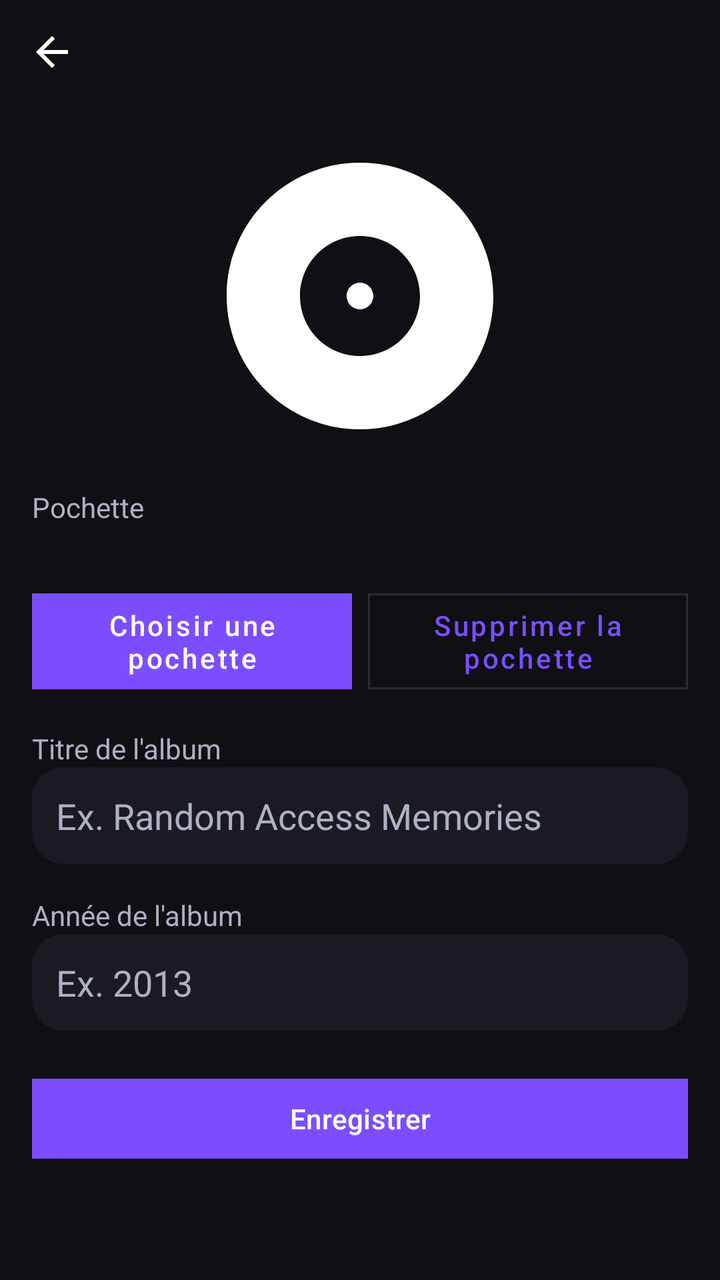
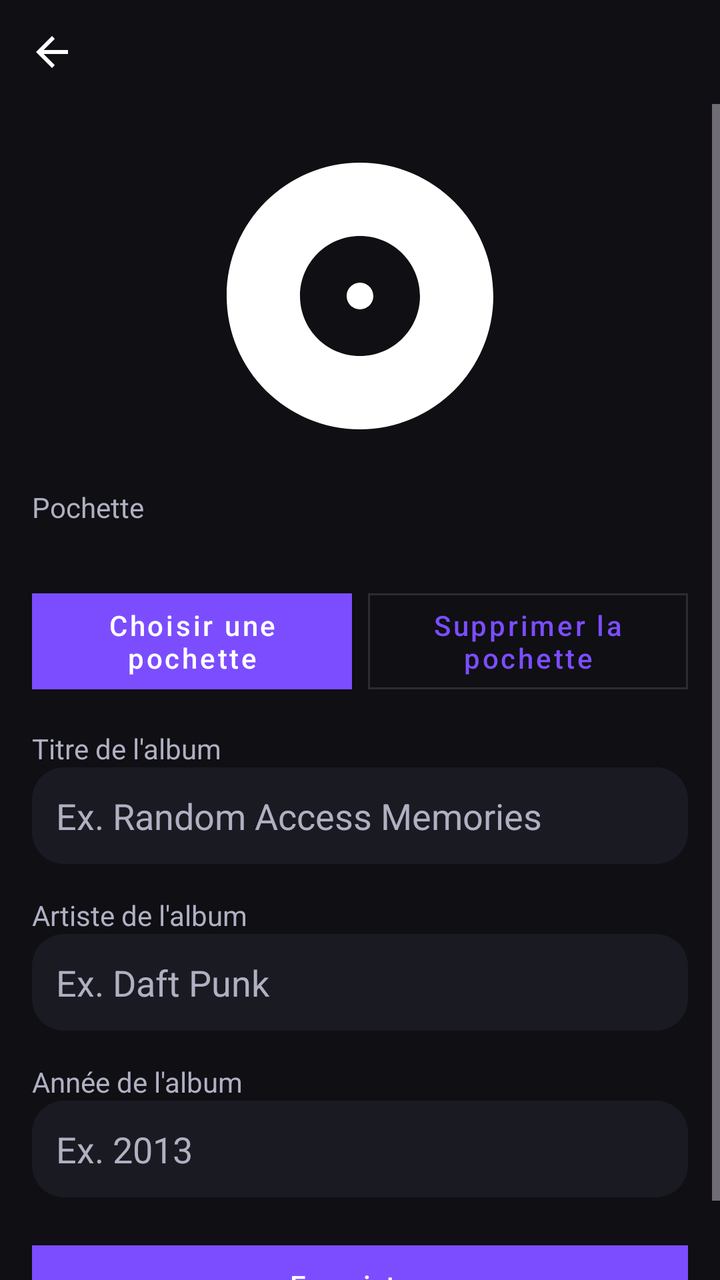

An Android layout rendered at two revisions. The XML below is the earlier revision; the diff shows what the commit changed to produce the second picture.
<!-- AndroidManifest.xml: application theme Theme.Melodie -->
<!-- res/layout/fragment_album_edit.xml -->
<?xml version="1.0" encoding="utf-8"?>
<LinearLayout xmlns:android="http://schemas.android.com/apk/res/android"
    xmlns:app="http://schemas.android.com/apk/res-auto"
    android:layout_width="match_parent"
    android:layout_height="match_parent"
    android:background="@color/bg_dark"
    android:orientation="vertical">

    <LinearLayout
        android:layout_width="match_parent"
        android:layout_height="wrap_content"
        android:gravity="center_vertical"
        android:orientation="horizontal"
        android:padding="6dp">

        <ImageButton
            android:id="@+id/btn_back"
            android:layout_width="40dp"
            android:layout_height="40dp"
            android:background="?attr/selectableItemBackgroundBorderless"
            android:contentDescription="@string/player_back"
            android:src="@drawable/ic_back" />

        <TextView
            android:id="@+id/title"
            android:layout_width="0dp"
            android:layout_height="wrap_content"
            android:layout_marginStart="16dp"
            android:layout_weight="1"
            android:ellipsize="end"
            android:maxLines="1"
            android:textColor="@color/text_primary"
            android:textSize="20sp"
            android:textStyle="bold" />
    </LinearLayout>

    <ScrollView
        android:layout_width="match_parent"
        android:layout_height="0dp"
        android:layout_weight="1"
        android:fillViewport="true">

        <LinearLayout
            android:layout_width="match_parent"
            android:layout_height="wrap_content"
            android:orientation="vertical"
            android:padding="16dp">

            <ImageView
                android:id="@+id/album_cover_preview"
                android:layout_width="160dp"
                android:layout_height="160dp"
                android:layout_gravity="center_horizontal"
                android:contentDescription="@string/album_edit_cover"
                android:scaleType="centerCrop"
                android:src="@drawable/ic_album" />

            <TextView
                android:layout_width="match_parent"
                android:layout_height="wrap_content"
                android:layout_marginTop="16dp"
                android:text="@string/album_edit_cover"
                android:textColor="@color/text_secondary"
                android:textSize="14sp" />

            <TextView
                android:id="@+id/album_cover_value"
                android:layout_width="match_parent"
                android:layout_height="wrap_content"
                android:layout_marginTop="4dp"
                android:ellipsize="end"
                android:maxLines="2"
                android:textColor="@color/text_primary"
                android:textSize="13sp" />

            <LinearLayout
                android:layout_width="match_parent"
                android:layout_height="wrap_content"
                android:layout_marginTop="12dp"
                android:gravity="center_vertical"
                android:baselineAligned="false"
                android:orientation="horizontal">

                <com.google.android.material.button.MaterialButton
                    android:id="@+id/btn_pick_cover"
                    style="@style/Widget.MaterialComponents.Button"
                    android:layout_width="0dp"
                    android:layout_height="48dp"
                    android:layout_weight="1"
                    android:minHeight="48dp"
                    android:paddingStart="12dp"
                    android:paddingEnd="12dp"
                    android:insetTop="0dp"
                    android:insetBottom="0dp"
                    android:gravity="center"
                    android:text="@string/album_edit_pick_cover"
                    android:textAllCaps="false"
                    app:cornerRadius="0dp" />

                <com.google.android.material.button.MaterialButton
                    android:id="@+id/btn_clear_cover"
                    style="@style/Widget.MaterialComponents.Button.OutlinedButton"
                    android:layout_width="0dp"
                    android:layout_height="48dp"
                    android:layout_marginStart="8dp"
                    android:layout_weight="1"
                    android:minHeight="48dp"
                    android:paddingStart="12dp"
                    android:paddingEnd="12dp"
                    android:insetTop="0dp"
                    android:insetBottom="0dp"
                    android:gravity="center"
                    android:text="@string/album_edit_clear_cover"
                    android:textAllCaps="false"
                    app:cornerRadius="0dp" />
            </LinearLayout>

            <TextView
                android:layout_width="match_parent"
                android:layout_height="wrap_content"
                android:layout_marginTop="20dp"
                android:text="@string/album_edit_name"
                android:textColor="@color/text_secondary"
                android:textSize="14sp" />

            <EditText
                android:id="@+id/input_album_name"
                android:layout_width="match_parent"
                android:layout_height="wrap_content"
                android:background="@drawable/bg_card_rounded"
                android:hint="@string/album_edit_name_hint"
                android:inputType="textCapSentences"
                android:padding="12dp"
                android:textColor="@color/text_primary"
                android:textColorHint="@color/text_secondary" />

            <TextView
                android:layout_width="match_parent"
                android:layout_height="wrap_content"
                android:layout_marginTop="16dp"
                android:text="@string/album_edit_release_date"
                android:textColor="@color/text_secondary"
                android:textSize="14sp" />

            <EditText
                android:id="@+id/input_album_release_date"
                android:layout_width="match_parent"
                android:layout_height="wrap_content"
                android:background="@drawable/bg_card_rounded"
                android:hint="@string/album_edit_release_date_hint"
                android:inputType="number"
                android:maxLength="4"
                android:padding="12dp"
                android:textColor="@color/text_primary"
                android:textColorHint="@color/text_secondary" />

            <com.google.android.material.button.MaterialButton
                android:id="@+id/btn_save_album_metadata"
                android:layout_width="match_parent"
                android:layout_height="wrap_content"
                android:layout_marginTop="20dp"
                android:text="@string/album_edit_save"
                android:textAllCaps="false"
                app:backgroundTint="@color/melodie_purple"
                app:cornerRadius="0dp" />
        </LinearLayout>
    </ScrollView>
</LinearLayout>
<!-- resources referenced by this layout -->
<resources>
  <color name="bg_dark">#0F0F14</color>
  <color name="melodie_purple">#7C4DFF</color>
  <color name="text_primary">#FFFFFF</color>
  <color name="text_secondary">#B0B0C3</color>
  <!-- drawable bg_card_rounded (drawable) -->
  <shape xmlns:android="http://schemas.android.com/apk/res/android"
      android:shape="rectangle">
      <solid android:color="@color/surface" />
      <corners android:radius="16dp" />
  </shape>
  <!-- drawable ic_album (drawable) -->
  <vector xmlns:android="http://schemas.android.com/apk/res/android"
      android:width="24dp" android:height="24dp"
      android:viewportWidth="24" android:viewportHeight="24"
      android:tint="?attr/colorOnSurface">
      <path android:fillColor="@android:color/white"
          android:pathData="M12,2C6.48,2 2,6.48 2,12s4.48,10 10,10 10,-4.48 10,-10S17.52,2 12,2zm0,14.5c-2.49,0 -4.5,-2.01 -4.5,-4.5S9.51,7.5 12,7.5s4.5,2.01 4.5,4.5 -2.01,4.5 -4.5,4.5zm0,-5.5c-0.55,0 -1,0.45 -1,1s0.45,1 1,1 1,-0.45 1,-1 -0.45,-1 -1,-1z" />
  </vector>
  <!-- drawable ic_back (drawable) -->
  <vector xmlns:android="http://schemas.android.com/apk/res/android"
      android:width="24dp" android:height="24dp"
      android:viewportWidth="24" android:viewportHeight="24"
      android:tint="?attr/colorOnSurface">
      <path android:fillColor="@android:color/white" android:pathData="M20,11H7.83l5.59,-5.59L12,4l-8,8 8,8 1.41,-1.41L7.83,13H20v-2z" />
  </vector>
  <string name="album_edit_clear_cover">Supprimer la pochette</string>
  <string name="album_edit_cover">Pochette</string>
  <string name="album_edit_name">Titre de l\'album</string>
  <string name="album_edit_name_hint">Ex. Random Access Memories</string>
  <string name="album_edit_pick_cover">Choisir une pochette</string>
  <string name="album_edit_release_date">Année de l\'album</string>
  <string name="album_edit_release_date_hint">Ex. 2013</string>
  <string name="album_edit_save">Enregistrer</string>
  <string name="player_back">Retour</string>
  <style name="Theme.Melodie" parent="Theme.Material3.Dark.NoActionBar">
          <item name="colorPrimary">@color/melodie_purple</item>
          <item name="colorOnPrimary">@color/white</item>
          <item name="colorSecondary">@color/audio_cyan</item>
          <item name="colorOnSecondary">@color/black</item>
          <item name="colorTertiary">@color/energy_green</item>
          <item name="colorOnTertiary">@color/black</item>
  
          <item name="android:colorBackground">@color/bg_dark</item>
          <item name="colorSurface">@color/surface</item>
          <item name="colorSurfaceVariant">@color/surface_variant</item>
          <item name="colorOnBackground">@color/text_primary</item>
          <item name="colorOnSurface">@color/text_primary</item>
          <item name="colorOnSurfaceVariant">@color/text_secondary</item>
  
          <item name="android:statusBarColor">@color/bg_dark</item>
          <item name="android:navigationBarColor">@color/bg_dark</item>
          <item name="android:windowLightStatusBar">false</item>
      </style>
  <color name="surface">#1A1A22</color>
  <color name="white">#FFFFFFFF</color>
  <color name="audio_cyan">#00D4FF</color>
  <color name="black">#FF000000</color>
  <color name="energy_green">#00E5A8</color>
  <color name="surface_variant">#232333</color>
</resources>

<!-- the commit's change to res/layout/fragment_album_edit.xml (unified diff, before → after) -->
@@ -138,6 +138,25 @@
                 android:layout_width="match_parent"
                 android:layout_height="wrap_content"
                 android:layout_marginTop="16dp"
+                android:text="@string/album_edit_artist"
+                android:textColor="@color/text_secondary"
+                android:textSize="14sp" />
+
+            <EditText
+                android:id="@+id/input_album_artist"
+                android:layout_width="match_parent"
+                android:layout_height="wrap_content"
+                android:background="@drawable/bg_card_rounded"
+                android:hint="@string/album_edit_artist_hint"
+                android:inputType="textCapWords"
+                android:padding="12dp"
+                android:textColor="@color/text_primary"
+                android:textColorHint="@color/text_secondary" />
+
+            <TextView
+                android:layout_width="match_parent"
+                android:layout_height="wrap_content"
+                android:layout_marginTop="16dp"
                 android:text="@string/album_edit_release_date"
                 android:textColor="@color/text_secondary"
                 android:textSize="14sp" />
<!-- resource entries referenced after the edit -->
@@ -25,6 +25,8 @@
       android:tint="?attr/colorOnSurface">
       <path android:fillColor="@android:color/white" android:pathData="M20,11H7.83l5.59,-5.59L12,4l-8,8 8,8 1.41,-1.41L7.83,13H20v-2z" />
   </vector>
+  <string name="album_edit_artist">Artiste de l\'album</string>
+  <string name="album_edit_artist_hint">Ex. Daft Punk</string>
   <string name="album_edit_clear_cover">Supprimer la pochette</string>
   <string name="album_edit_cover">Pochette</string>
   <string name="album_edit_name">Titre de l\'album</string>
